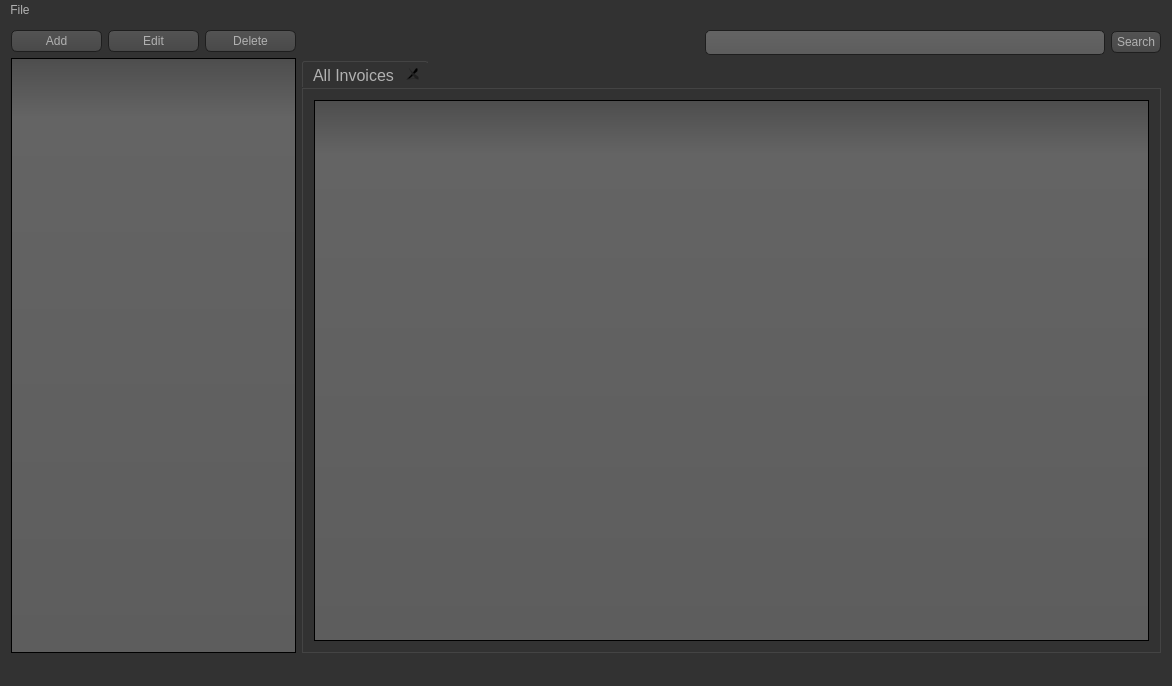
This is mainwindow.ui in kerly/Easy_Invoice as Qt 5 draws it before an edit. The edited form follows.
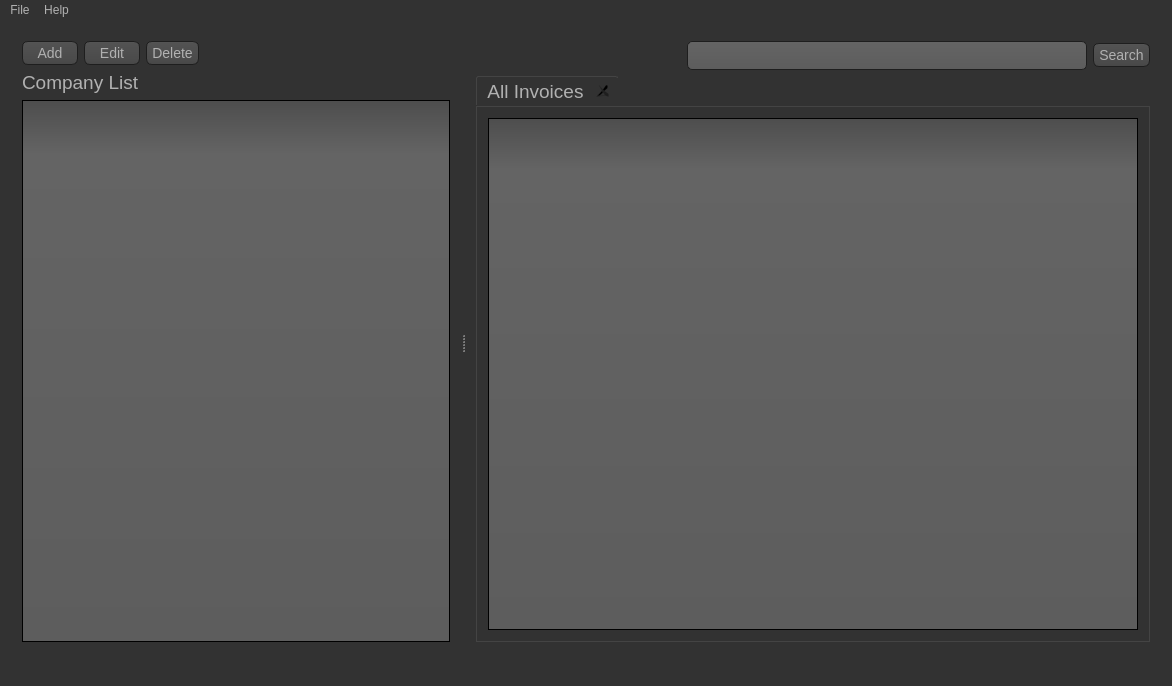
This is the edited form. Icons and pictures are not drawn.

Diff of the .ui file:
```diff
--- a/mainwindow.ui
+++ b/mainwindow.ui
@@ -10,6 +10,11 @@
     <height>686</height>
    </rect>
   </property>
+  <property name="font">
+   <font>
+    <pointsize>12</pointsize>
+   </font>
+  </property>
   <property name="windowTitle">
    <string>Easy Invoice - DocuPrint</string>
   </property>
@@ -116,7 +121,7 @@
     border-style: solid;
     border-radius: 6;
     padding: 3px;
-    font-size: 12px;
+    font-size: 14px;
     padding-left: 5px;
     padding-right: 5px;
 }
@@ -475,12 +480,24 @@
 }</string>
   </property>
   <widget class="QWidget" name="centralWidget">
-   <layout class="QGridLayout" name="gridLayout">
+   <layout class="QGridLayout" name="gridLayout_4">
     <item row="0" column="0">
-     <layout class="QVBoxLayout" name="verticalLayout">
-      <item>
-       <layout class="QHBoxLayout" name="horizontalLayout">
-        <item>
+     <widget class="QSplitter" name="splitter">
+      <property name="orientation">
+       <enum>Qt::Horizontal</enum>
+      </property>
+      <property name="childrenCollapsible">
+       <bool>false</bool>
+      </property>
+      <widget class="QFrame" name="frame">
+       <property name="frameShape">
+        <enum>QFrame::NoFrame</enum>
+       </property>
+       <property name="frameShadow">
+        <enum>QFrame::Raised</enum>
+       </property>
+       <layout class="QGridLayout" name="gridLayout_2">
+        <item row="0" column="0">
          <widget class="QPushButton" name="pushButton_addCustomer">
           <property name="font">
            <font>
@@ -506,7 +523,7 @@
           </property>
          </widget>
         </item>
-        <item>
+        <item row="0" column="1">
          <widget class="QPushButton" name="pushButton_editCustomer">
           <property name="toolTip">
            <string>&lt;html&gt;&lt;head/&gt;&lt;body&gt;&lt;p&gt;Edit Customer Information&lt;/p&gt;&lt;/body&gt;&lt;/html&gt;</string>
@@ -527,7 +544,7 @@
           </property>
          </widget>
         </item>
-        <item>
+        <item row="0" column="2">
          <widget class="QPushButton" name="pushButton_deleteCustomer">
           <property name="toolTip">
            <string>&lt;html&gt;&lt;head/&gt;&lt;body&gt;&lt;p&gt;Delete Customer from Database&lt;/p&gt;&lt;/body&gt;&lt;/html&gt;</string>
@@ -548,44 +565,89 @@
           </property>
          </widget>
         </item>
-       </layout>
-      </item>
-      <item>
-       <widget class="QListView" name="listView"/>
-      </item>
-     </layout>
-    </item>
-    <item row="0" column="1">
-     <layout class="QVBoxLayout" name="verticalLayout_2">
-      <item>
-       <layout class="QHBoxLayout" name="horizontalLayout_2">
-        <item>
+        <item row="0" column="3">
          <spacer name="horizontalSpacer_3">
           <property name="orientation">
            <enum>Qt::Horizontal</enum>
           </property>
           <property name="sizeHint" stdset="0">
            <size>
-            <width>202</width>
+            <width>238</width>
             <height>20</height>
            </size>
           </property>
          </spacer>
         </item>
-        <item>
+        <item row="2" column="0" colspan="4">
+         <widget class="QListView" name="listView">
+          <property name="sizePolicy">
+           <sizepolicy hsizetype="Expanding" vsizetype="Expanding">
+            <horstretch>0</horstretch>
+            <verstretch>0</verstretch>
+           </sizepolicy>
+          </property>
+          <property name="minimumSize">
+           <size>
+            <width>0</width>
+            <height>0</height>
+           </size>
+          </property>
+          <property name="font">
+           <font>
+            <pointsize>12</pointsize>
+           </font>
+          </property>
+         </widget>
+        </item>
+        <item row="1" column="3">
+         <spacer name="horizontalSpacer">
+          <property name="orientation">
+           <enum>Qt::Horizontal</enum>
+          </property>
+          <property name="sizeHint" stdset="0">
+           <size>
+            <width>238</width>
+            <height>20</height>
+           </size>
+          </property>
+         </spacer>
+        </item>
+        <item row="1" column="0" colspan="2">
+         <widget class="QLabel" name="label">
+          <property name="font">
+           <font>
+            <pointsize>14</pointsize>
+           </font>
+          </property>
+          <property name="text">
+           <string>Company List</string>
+          </property>
+         </widget>
+        </item>
+       </layout>
+      </widget>
+      <widget class="QFrame" name="frame_2">
+       <property name="frameShape">
+        <enum>QFrame::NoFrame</enum>
+       </property>
+       <property name="frameShadow">
+        <enum>QFrame::Raised</enum>
+       </property>
+       <layout class="QGridLayout" name="gridLayout_3">
+        <item row="0" column="0">
          <spacer name="horizontalSpacer_2">
           <property name="orientation">
            <enum>Qt::Horizontal</enum>
           </property>
           <property name="sizeHint" stdset="0">
            <size>
-            <width>201</width>
+            <width>195</width>
             <height>20</height>
            </size>
           </property>
          </spacer>
         </item>
-        <item>
+        <item row="0" column="1">
          <widget class="QLineEdit" name="searchBox_lineEdit">
           <property name="sizePolicy">
            <sizepolicy hsizetype="Expanding" vsizetype="Fixed">
@@ -601,25 +663,23 @@
           </property>
           <property name="font">
            <font>
-            <pointsize>12</pointsize>
+            <pointsize>14</pointsize>
            </font>
           </property>
          </widget>
         </item>
-        <item>
+        <item row="0" column="2">
          <widget class="QPushButton" name="pushButton_searchTable">
           <property name="text">
            <string>Search</string>
           </property>
          </widget>
         </item>
-       </layout>
-      </item>
-      <item>
+        <item row="1" column="0" colspan="3">
        <widget class="QTabWidget" name="tableTabWidget">
         <property name="font">
          <font>
-          <pointsize>12</pointsize>
+            <pointsize>14</pointsize>
          </font>
         </property>
         <property name="currentIndex">
@@ -632,12 +692,12 @@
          <attribute name="title">
           <string>All Invoices</string>
          </attribute>
-         <layout class="QGridLayout" name="gridLayout_2">
+           <layout class="QGridLayout" name="gridLayout">
           <item row="0" column="0">
            <widget class="QTableView" name="tableView">
             <property name="font">
              <font>
-              <pointsize>10</pointsize>
+                <pointsize>12</pointsize>
              </font>
             </property>
            </widget>
@@ -647,6 +707,8 @@
        </widget>
       </item>
      </layout>
+      </widget>
+     </widget>
     </item>
    </layout>
   </widget>
@@ -663,8 +725,17 @@
     <property name="title">
      <string>File</string>
     </property>
+    <addaction name="actionSave_Database"/>
+   </widget>
+   <widget class="QMenu" name="menuHelp">
+    <property name="title">
+     <string>Help</string>
+    </property>
+    <addaction name="actionAbout"/>
+    <addaction name="actionHelp"/>
    </widget>
    <addaction name="menuEasy_Invoice"/>
+   <addaction name="menuHelp"/>
   </widget>
   <widget class="QStatusBar" name="statusBar"/>
  </widget>
```
Left out of the diff: 15 changed lines with no effect on the pictures. Lines whose indentation alone changed are shown as unchanged.
